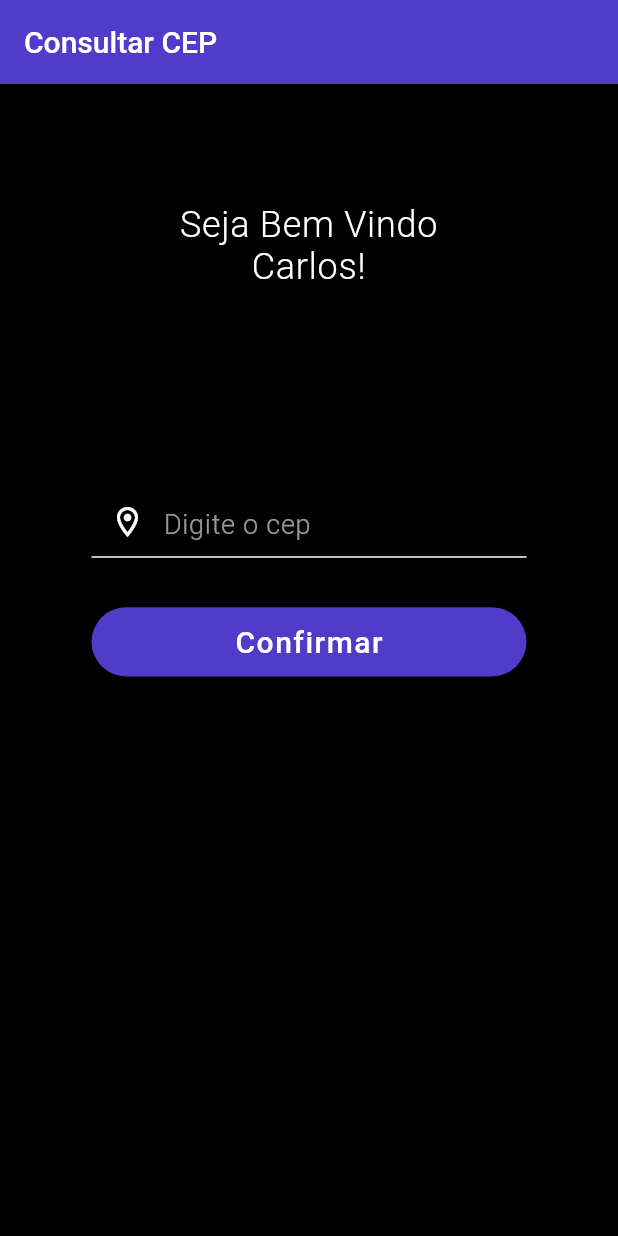
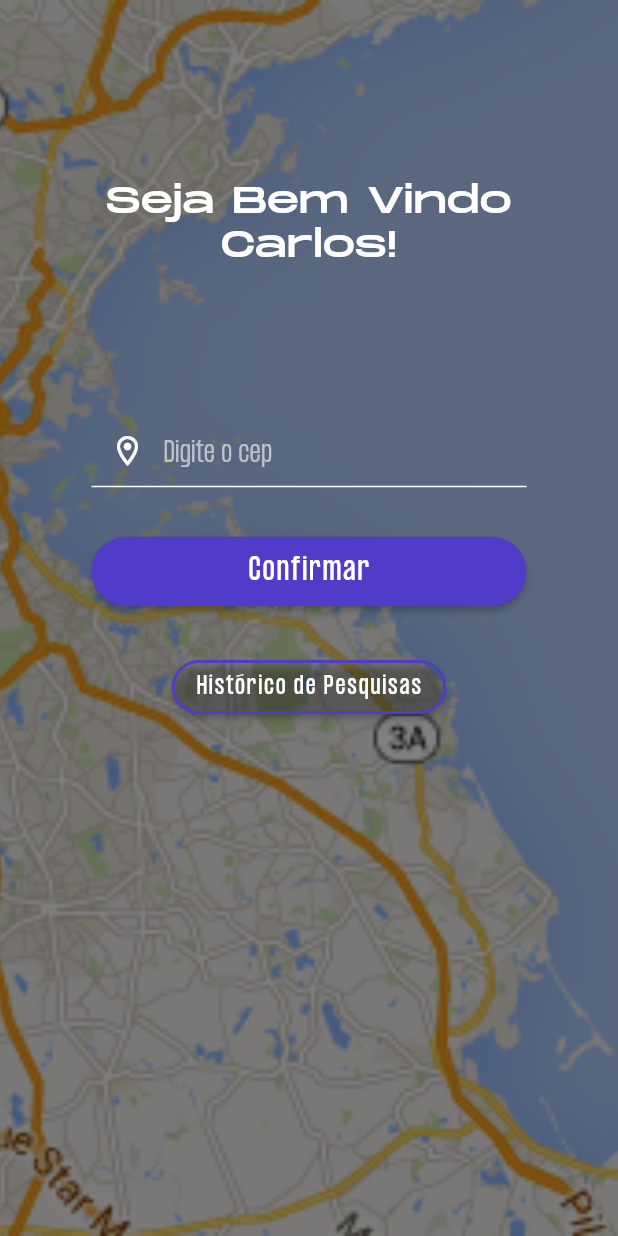
Before and after one commit to ChrisMiiranda/Consulta_CEP, a Flutter app: the screen it shows after launch, on a phone screen of 412 x 824 dp. Run offline on Flutter 3.47's test engine with Material 2 defaults, Android fonts, the phone set to English and light mode, and no system bars; our stand-ins replace brasil_fields; missing offline and left inert: search_cep.

Commit message:
ajustes imagem background e adicionada umafontFamily

```diff
--- a/lib/main.dart
+++ b/lib/main.dart
@@ -14,6 +14,7 @@ class MyApp extends StatelessWidget {
       debugShowCheckedModeBanner: false,
       title: 'Consulta CEP',
       theme: ThemeData(
+        fontFamily: 'MonumentExtended',
         scaffoldBackgroundColor: Colors.black,
         colorScheme: ColorScheme.fromSwatch().copyWith(
           primary: const Color(0xFF503CC8),
--- a/lib/screens/consulta_cep/cep_body.dart
+++ b/lib/screens/consulta_cep/cep_body.dart
@@ -41,9 +41,20 @@ class _CepBodyState extends State<CepBody> {
   Widget build(BuildContext context) {
     return Form(
       key: formKeys[0],
+      child: Padding(
+        padding:
+            EdgeInsets.only(bottom: MediaQuery.of(context).viewInsets.bottom),
+        child: Container(
+          decoration: const BoxDecoration(
+            image: DecorationImage(
+              image: AssetImage("assets/images/background-map.png"),
+              opacity: .5,
+              fit: BoxFit.cover,
+            ),
+          ),
           child: Center(
             child: Padding(
-          padding: const EdgeInsets.only(top: 80),
+              padding: const EdgeInsets.only(top: 120),
               child: Column(
                 children: [
                   const Text('Seja Bem Vindo\nCarlos!',
@@ -53,7 +64,7 @@ class _CepBodyState extends State<CepBody> {
                           fontSize: 24,
                           letterSpacing: .5,
                           fontWeight: FontWeight.w300)),
-              SizedBox(height: MediaQuery.of(context).size.height * 0.16),
+                  SizedBox(height: MediaQuery.of(context).size.height * 0.12),
                   SizedBox(
                     width: 290,
                     child: buildCEPFormField(),
@@ -84,13 +95,39 @@ class _CepBodyState extends State<CepBody> {
                       child: const Text(
                         'Confirmar',
                         style: TextStyle(
-                      letterSpacing: 1,
+                          fontFamily: "FormulaCondensed",
+                          letterSpacing: 1.5,
                           fontSize: 20,
                         ),
                       ),
                     ),
                   ),
+                  Padding(
+                    padding: const EdgeInsets.only(top: 30),
+                    child: SizedBox(
+                      child: MaterialButton(
+                          shape: RoundedRectangleBorder(
+                            borderRadius: BorderRadius.circular(35),
+                            side: const BorderSide(
+                                color: Color(0xFF503CC8), width: 2),
+                          ),
+                          color: Colors.transparent,
+                          onPressed: () {
+                            null;
+                          },
+                          child: const Text(
+                            'Histórico de Pesquisas',
+                            style: TextStyle(
+                                fontSize: 16,
+                                color: Colors.white,
+                                fontFamily: "FormulaCondensed",
+                                letterSpacing: 1.5),
+                          )),
+                    ),
+                  ),
                 ],
+              ),
+            ),
           ),
         ),
       ),
@@ -105,7 +142,8 @@ class _CepBodyState extends State<CepBody> {
       keyboardType:
           Platform.isAndroid ? TextInputType.number : TextInputType.datetime,
       style: const CamposInput(textColor: Colors.white),
-      decoration: const CustomInputDecoration("Digite o cep", prefixIcon: Icon(Icons.location_on_outlined, color: Colors.white)),
+      decoration: const CustomInputDecoration("Digite o cep",
+          prefixIcon: Icon(Icons.location_on_outlined, color: Colors.white)),
       inputFormatters: [
         FilteringTextInputFormatter.digitsOnly,
         CepInputFormatter(),
--- a/lib/screens/consulta_cep/cep_screen.dart
+++ b/lib/screens/consulta_cep/cep_screen.dart
@@ -7,11 +7,8 @@ class CepScreen extends StatelessWidget {
   const CepScreen({super.key});
   @override
   Widget build(BuildContext context) {
-    return Scaffold(
-      appBar: AppBar(
-        title: const Text('Consultar CEP'),
-      ),
-      body: const CepBody(),
+    return const Scaffold(
+      body: CepBody(),
     );
   }
 }
```
Also changed, not shown: pubspec.yaml (+24 -0 lines), assets/fonts/formulaCondensed/FormulaCondensed-Black.ttf (added), assets/fonts/formulaCondensed/FormulaCondensed-Bold.ttf (added), assets/fonts/formulaCondensed/FormulaCondensed-Light.ttf (added), assets/fonts/formulaCondensed/FormulaCondensed-Regular.ttf (added), assets/fonts/formulaCondensed/FormulaCondensed-Ultralight.ttf (added), assets/fonts/monumentExtended/MonumentExtended-Bold.ttf (added), assets/fonts/monumentExtended/MonumentExtended-Light.ttf (added), assets/fonts/monumentExtended/MonumentExtended-Regular.ttf (added), assets/fonts/monumentExtended/MonumentExtended-Ultrabold.ttf (added), assets/fonts/monumentExtended/MonumentExtended-Ultralight.ttf (added), assets/images/background-map.png (added), lib/screens/historico/historico_pesquisas.dart (added). Lines whose indentation alone changed are shown as unchanged.
